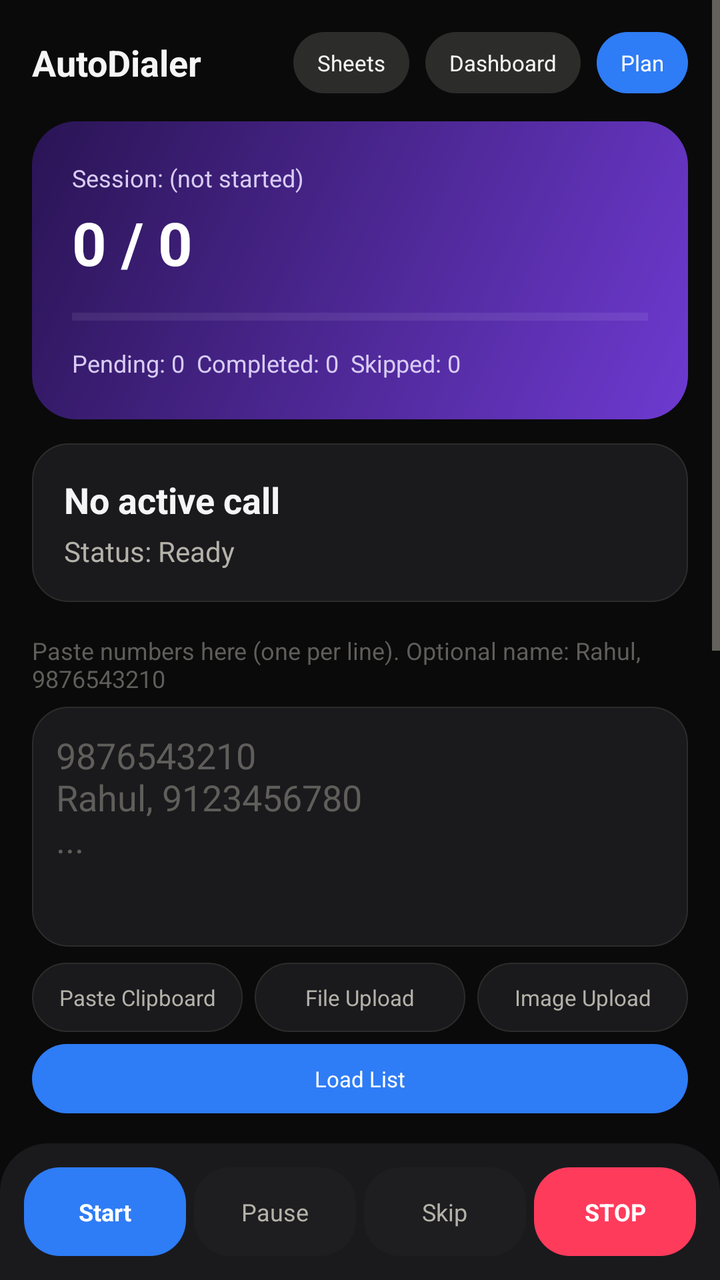
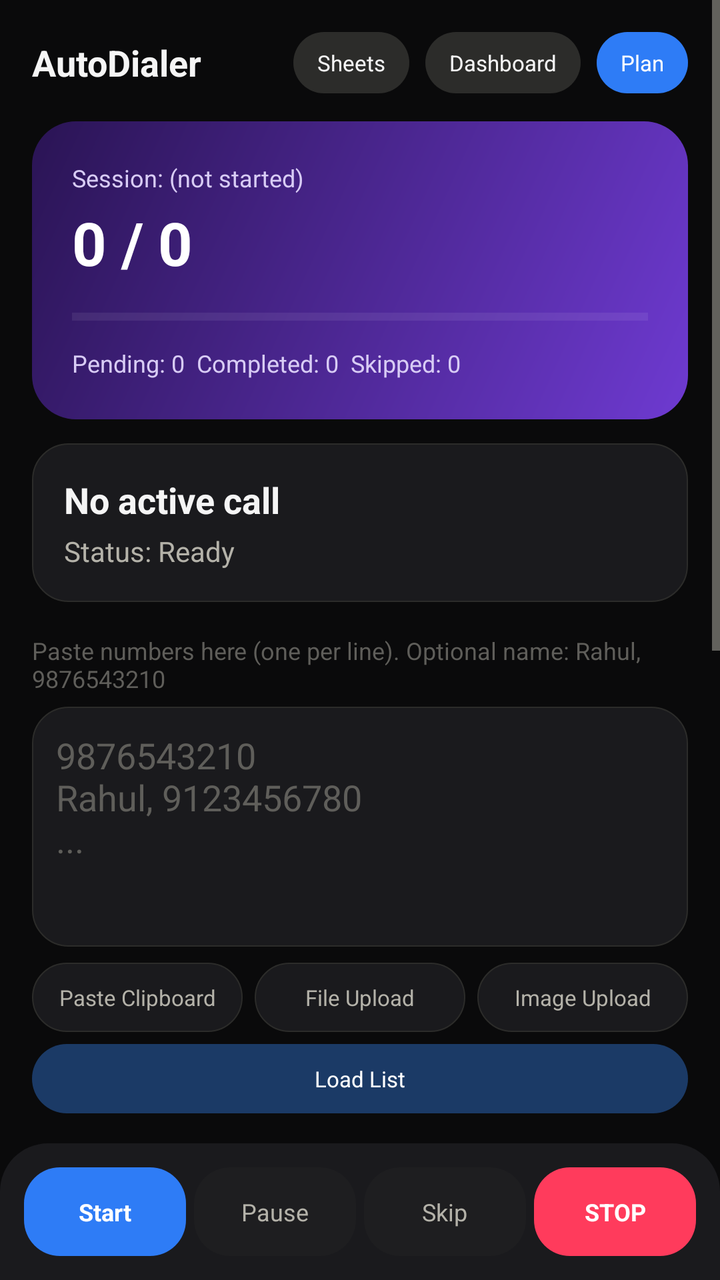

An Android layout rendered at two revisions. The XML below is the earlier revision; the diff shows what the commit changed to produce the second picture.
<!-- AndroidManifest.xml: application theme Theme.AutoDialer -->
<!-- res/layout/activity_main.xml -->
<?xml version="1.0" encoding="utf-8"?>
<FrameLayout xmlns:android="http://schemas.android.com/apk/res/android"
    android:layout_width="match_parent"
    android:layout_height="match_parent"
    android:background="@color/bg_dark">

    <ScrollView
        android:layout_width="match_parent"
        android:layout_height="match_parent"
        android:paddingBottom="86dp"
        android:clipToPadding="false">

        <LinearLayout
            android:layout_width="match_parent"
            android:layout_height="wrap_content"
            android:orientation="vertical"
            android:padding="16dp">

            
            <LinearLayout
                android:layout_width="match_parent"
                android:layout_height="wrap_content"
                android:orientation="horizontal"
                android:gravity="center_vertical">

                <TextView
                    android:layout_width="0dp"
                    android:layout_weight="1"
                    android:layout_height="wrap_content"
                    android:text="AutoDialer"
                    android:textStyle="bold"
                    android:textColor="@color/text_primary_dark"
                    android:textSize="18sp"/>

                <TextView
                    android:id="@+id/btnSheets"
                    android:layout_width="wrap_content"
                    android:layout_height="wrap_content"
                    android:background="@drawable/bg_avatar"
                    android:paddingStart="12dp"
                    android:paddingEnd="12dp"
                    android:paddingTop="8dp"
                    android:paddingBottom="8dp"
                    android:textColor="@color/text_primary_dark"
                    android:textSize="11sp"
                    android:text="Sheets"/>

                <TextView
                    android:id="@+id/btnDashboard"
                    android:layout_width="wrap_content"
                    android:layout_height="wrap_content"
                    android:layout_marginStart="8dp"
                    android:background="@drawable/bg_avatar"
                    android:paddingStart="12dp"
                    android:paddingEnd="12dp"
                    android:paddingTop="8dp"
                    android:paddingBottom="8dp"
                    android:textColor="@color/text_primary_dark"
                    android:textSize="11sp"
                    android:text="Dashboard"/>

                <TextView
                    android:id="@+id/btnSubscription"
                    android:layout_width="wrap_content"
                    android:layout_height="wrap_content"
                    android:layout_marginStart="8dp"
                    android:background="@drawable/bg_pill_resume"
                    android:paddingStart="12dp"
                    android:paddingEnd="12dp"
                    android:paddingTop="8dp"
                    android:paddingBottom="8dp"
                    android:textColor="@color/resume_text"
                    android:textSize="11sp"
                    android:text="Plan"/>
            </LinearLayout>

            
            <LinearLayout
                android:layout_width="match_parent"
                android:layout_height="wrap_content"
                android:orientation="vertical"
                android:background="@drawable/bg_hero_gradient"
                android:padding="20dp"
                android:layout_marginTop="14dp">

                <TextView
                    android:id="@+id/tvSessionName"
                    android:layout_width="wrap_content"
                    android:layout_height="wrap_content"
                    android:textColor="#D8CCF5"
                    android:textSize="12sp"
                    android:text="Session: (not started)"/>

                <TextView
                    android:id="@+id/tvProgress"
                    android:layout_width="wrap_content"
                    android:layout_height="wrap_content"
                    android:layout_marginTop="4dp"
                    android:textColor="#FFFFFF"
                    android:textStyle="bold"
                    android:textSize="30sp"
                    android:text="0 / 0"/>

                <ProgressBar
                    android:id="@+id/progressBar"
                    style="?android:attr/progressBarStyleHorizontal"
                    android:layout_width="match_parent"
                    android:layout_height="6dp"
                    android:layout_marginTop="14dp"
                    android:progressTint="#FFFFFF"
                    android:progressBackgroundTint="#40FFFFFF"
                    android:max="100"
                    android:progress="0"/>

                <TextView
                    android:id="@+id/tvCounts"
                    android:layout_width="wrap_content"
                    android:layout_height="wrap_content"
                    android:layout_marginTop="12dp"
                    android:textColor="#D8CCF5"
                    android:textSize="12sp"
                    android:text="Pending: 0  Completed: 0  Skipped: 0"/>
            </LinearLayout>

            
            <LinearLayout
                android:layout_width="match_parent"
                android:layout_height="wrap_content"
                android:orientation="vertical"
                android:background="@drawable/bg_card"
                android:padding="16dp"
                android:layout_marginTop="12dp">

                <TextView
                    android:id="@+id/tvCurrentLead"
                    android:layout_width="wrap_content"
                    android:layout_height="wrap_content"
                    android:textStyle="bold"
                    android:textColor="@color/text_primary_dark"
                    android:textSize="18sp"
                    android:text="No active call"/>

                <TextView
                    android:id="@+id/tvStatus"
                    android:layout_width="wrap_content"
                    android:layout_height="wrap_content"
                    android:layout_marginTop="4dp"
                    android:textColor="@color/text_secondary_dark"
                    android:text="Status: Ready"/>
            </LinearLayout>

            <TextView
                android:layout_width="wrap_content"
                android:layout_height="wrap_content"
                android:layout_marginTop="16dp"
                android:text="Paste numbers here (one per line). Optional name: Rahul, 9876543210"
                android:textColor="@color/text_muted_dark"
                android:textSize="12sp"/>

            <EditText
                android:id="@+id/etNumbers"
                android:layout_width="match_parent"
                android:layout_height="120dp"
                android:gravity="top|start"
                android:hint="9876543210&#10;Rahul, 9123456780&#10;..."
                android:inputType="textMultiLine"
                android:background="@drawable/bg_card"
                android:textColor="@color/text_primary_dark"
                android:textColorHint="@color/text_muted_dark"
                android:padding="12dp"
                android:layout_marginTop="6dp"/>

            <LinearLayout
                android:layout_width="match_parent"
                android:layout_height="wrap_content"
                android:orientation="horizontal"
                android:layout_marginTop="8dp">

                <TextView
                    android:id="@+id/btnPasteClipboard"
                    android:layout_width="0dp"
                    android:layout_weight="1"
                    android:layout_height="wrap_content"
                    android:background="@drawable/bg_card"
                    android:gravity="center"
                    android:padding="10dp"
                    android:textColor="@color/text_secondary_dark"
                    android:textSize="11sp"
                    android:text="Paste Clipboard"/>

                <TextView
                    android:id="@+id/btnImportFile"
                    android:layout_width="0dp"
                    android:layout_weight="1"
                    android:layout_height="wrap_content"
                    android:layout_marginStart="6dp"
                    android:background="@drawable/bg_card"
                    android:gravity="center"
                    android:padding="10dp"
                    android:textColor="@color/text_secondary_dark"
                    android:textSize="11sp"
                    android:text="File Upload"/>

                <TextView
                    android:id="@+id/btnImportImage"
                    android:layout_width="0dp"
                    android:layout_weight="1"
                    android:layout_height="wrap_content"
                    android:layout_marginStart="6dp"
                    android:background="@drawable/bg_card"
                    android:gravity="center"
                    android:padding="10dp"
                    android:textColor="@color/text_secondary_dark"
                    android:textSize="11sp"
                    android:text="Image Upload"/>
            </LinearLayout>

            <TextView
                android:id="@+id/btnLoadList"
                android:layout_width="match_parent"
                android:layout_height="wrap_content"
                android:layout_marginTop="6dp"
                android:background="@drawable/bg_pill_resume"
                android:gravity="center"
                android:padding="10dp"
                android:textColor="@color/resume_text"
                android:textSize="11sp"
                android:text="Load List"/>

            <TextView
                android:id="@+id/tvDuplicateInfo"
                android:layout_width="wrap_content"
                android:layout_height="wrap_content"
                android:layout_marginTop="6dp"
                android:textColor="@color/no_bg"
                android:textSize="11sp"
                android:text=""/>

            <LinearLayout
                android:layout_width="match_parent"
                android:layout_height="wrap_content"
                android:orientation="horizontal"
                android:layout_marginTop="14dp"
                android:gravity="center_vertical">

                <TextView
                    android:layout_width="0dp"
                    android:layout_weight="1"
                    android:layout_height="wrap_content"
                    android:textColor="@color/text_secondary_dark"
                    android:textSize="12sp"
                    android:text="Batch target (number of calls; 0 = all):"/>

                <EditText
                    android:id="@+id/etBatchTarget"
                    android:layout_width="70dp"
                    android:layout_height="wrap_content"
                    android:inputType="number"
                    android:hint="0"
                    android:textColor="@color/text_primary_dark"
                    android:textColorHint="@color/text_muted_dark"
                    android:background="@drawable/bg_card"
                    android:padding="8dp"
                    android:gravity="center"/>
            </LinearLayout>

            <CheckBox
                android:id="@+id/cbConsent"
                android:layout_width="match_parent"
                android:layout_height="wrap_content"
                android:layout_marginTop="10dp"
                android:textColor="@color/text_secondary_dark"
                android:text="These are all consenting/authorized contacts"
                android:textSize="12sp"/>

            <TextView
                android:id="@+id/btnManageOutcomes"
                android:layout_width="wrap_content"
                android:layout_height="wrap_content"
                android:layout_marginTop="10dp"
                android:background="@drawable/bg_card"
                android:paddingStart="12dp"
                android:paddingEnd="12dp"
                android:paddingTop="8dp"
                android:paddingBottom="8dp"
                android:textColor="@color/text_secondary_dark"
                android:textSize="11sp"
                android:text="+ Custom Call Option"/>

            <TextView
                android:id="@+id/tvResumeBanner"
                android:layout_width="match_parent"
                android:layout_height="wrap_content"
                android:layout_marginTop="10dp"
                android:padding="10dp"
                android:background="@drawable/bg_pill_info"
                android:textColor="@color/info_text"
                android:visibility="gone"
                android:text="Previous session found - tap to resume"/>

            <TextView
                android:layout_width="wrap_content"
                android:layout_height="wrap_content"
                android:layout_marginTop="16dp"
                android:text="Numbers"
                android:textColor="@color/text_primary_dark"
                android:textStyle="bold"
                android:textSize="14sp"/>

            <androidx.recyclerview.widget.RecyclerView
                android:id="@+id/rvNumbers"
                android:layout_width="match_parent"
                android:layout_height="300dp"
                android:layout_marginTop="8dp"/>

        </LinearLayout>
    </ScrollView>

    
    <LinearLayout
        android:layout_width="match_parent"
        android:layout_height="wrap_content"
        android:layout_gravity="bottom"
        android:orientation="horizontal"
        android:background="@drawable/bg_dock"
        android:padding="12dp"
        android:gravity="center">

        <TextView
            android:id="@+id/btnStart"
            android:layout_width="0dp"
            android:layout_weight="1"
            android:layout_height="wrap_content"
            android:layout_marginEnd="4dp"
            android:background="@drawable/bg_dock_icon_resume"
            android:gravity="center"
            android:padding="14dp"
            android:textColor="@color/resume_text"
            android:textSize="12sp"
            android:textStyle="bold"
            android:text="Start"/>

        <TextView
            android:id="@+id/btnPause"
            android:layout_width="0dp"
            android:layout_weight="1"
            android:layout_height="wrap_content"
            android:layout_marginEnd="4dp"
            android:background="@drawable/bg_dock_icon"
            android:gravity="center"
            android:padding="14dp"
            android:textColor="@color/text_secondary_dark"
            android:textSize="12sp"
            android:text="Pause"/>

        <TextView
            android:id="@+id/btnSkip"
            android:layout_width="0dp"
            android:layout_weight="1"
            android:layout_height="wrap_content"
            android:layout_marginEnd="4dp"
            android:background="@drawable/bg_dock_icon"
            android:gravity="center"
            android:padding="14dp"
            android:textColor="@color/text_secondary_dark"
            android:textSize="12sp"
            android:text="Skip"/>

        <TextView
            android:id="@+id/btnStop"
            android:layout_width="0dp"
            android:layout_weight="1"
            android:layout_height="wrap_content"
            android:background="@drawable/bg_dock_icon_no"
            android:gravity="center"
            android:padding="14dp"
            android:textColor="@color/no_text"
            android:textSize="12sp"
            android:textStyle="bold"
            android:text="STOP"/>
    </LinearLayout>

    
    <LinearLayout
        android:id="@+id/overlayOutcome"
        android:layout_width="match_parent"
        android:layout_height="match_parent"
        android:orientation="vertical"
        android:gravity="center"
        android:visibility="gone"
        android:padding="20dp"
        android:background="#0A0A0B">

        <TextView
            android:layout_width="wrap_content"
            android:layout_height="wrap_content"
            android:layout_marginBottom="16dp"
            android:text="Call ended — choose an option"
            android:textColor="@color/text_muted_dark"
            android:textSize="13sp"/>

        <LinearLayout
            android:id="@+id/outcomeButtonsContainer"
            android:layout_width="match_parent"
            android:layout_height="0dp"
            android:layout_weight="1"
            android:orientation="vertical"/>
    </LinearLayout>

    
    <TextView
        android:id="@+id/btnFloatingStop"
        android:layout_width="wrap_content"
        android:layout_height="wrap_content"
        android:layout_gravity="top|end"
        android:layout_margin="16dp"
        android:background="@drawable/bg_pill_no"
        android:paddingStart="18dp"
        android:paddingEnd="18dp"
        android:paddingTop="9dp"
        android:paddingBottom="9dp"
        android:textColor="@color/no_text"
        android:textSize="12sp"
        android:textStyle="bold"
        android:elevation="10dp"
        android:visibility="gone"
        android:text="⏹ Stop"/>

</FrameLayout>
<!-- resources referenced by this layout -->
<resources>
  <color name="bg_dark">#0A0A0B</color>
  <color name="info_text">#412402</color>
  <color name="no_bg">#FF3B5C</color>
  <color name="no_text">#FFFFFF</color>
  <color name="resume_text">#FFFFFF</color>
  <color name="text_muted_dark">#5F5E5A</color>
  <color name="text_primary_dark">#F5F5F5</color>
  <color name="text_secondary_dark">#B4B2A9</color>
  <!-- drawable bg_avatar (drawable) -->
  <?xml version="1.0" encoding="utf-8"?>
  <shape xmlns:android="http://schemas.android.com/apk/res/android">
      <solid android:color="@color/border_dark"/>
      <corners android:radius="24dp"/>
  </shape>
  <!-- drawable bg_card (drawable) -->
  <?xml version="1.0" encoding="utf-8"?>
  <shape xmlns:android="http://schemas.android.com/apk/res/android">
      <solid android:color="@color/surface_dark"/>
      <corners android:radius="18dp"/>
      <stroke android:width="0.5dp" android:color="@color/border_dark"/>
  </shape>
  <!-- drawable bg_dock_icon (drawable) -->
  <?xml version="1.0" encoding="utf-8"?>
  <shape xmlns:android="http://schemas.android.com/apk/res/android">
      <solid android:color="@color/surface_dark_2"/>
      <corners android:radius="18dp"/>
  </shape>
  <!-- drawable bg_dock_icon_no (drawable) -->
  <?xml version="1.0" encoding="utf-8"?>
  <shape xmlns:android="http://schemas.android.com/apk/res/android">
      <solid android:color="@color/no_bg"/>
      <corners android:radius="18dp"/>
  </shape>
  <!-- drawable bg_dock_icon_resume (drawable) -->
  <?xml version="1.0" encoding="utf-8"?>
  <shape xmlns:android="http://schemas.android.com/apk/res/android">
      <solid android:color="@color/resume_bg"/>
      <corners android:radius="18dp"/>
  </shape>
  <!-- drawable bg_hero_gradient (drawable) -->
  <?xml version="1.0" encoding="utf-8"?>
  <shape xmlns:android="http://schemas.android.com/apk/res/android">
      <gradient
          android:startColor="@color/gradient_top"
          android:endColor="@color/gradient_bottom"
          android:angle="135"/>
      <corners android:radius="22dp"/>
  </shape>
  <!-- drawable bg_pill_info (drawable) -->
  <?xml version="1.0" encoding="utf-8"?>
  <shape xmlns:android="http://schemas.android.com/apk/res/android">
      <solid android:color="@color/info_bg"/>
      <corners android:radius="20dp"/>
  </shape>
  <!-- drawable bg_pill_no (drawable) -->
  <?xml version="1.0" encoding="utf-8"?>
  <shape xmlns:android="http://schemas.android.com/apk/res/android">
      <solid android:color="@color/no_bg"/>
      <corners android:radius="20dp"/>
  </shape>
  <!-- drawable bg_pill_resume (drawable) -->
  <?xml version="1.0" encoding="utf-8"?>
  <shape xmlns:android="http://schemas.android.com/apk/res/android">
      <solid android:color="@color/resume_bg"/>
      <corners android:radius="20dp"/>
  </shape>
  <color name="border_dark">#2C2C2A</color>
  <color name="surface_dark">#1A1A1D</color>
  <color name="dock_bg">#1A1A1D</color>
  <color name="surface_dark_2">#1E1E20</color>
  <color name="resume_bg">#2E7CF6</color>
  <color name="gradient_top">#6E3AD1</color>
  <color name="gradient_bottom">#2A1454</color>
  <color name="info_bg">#FFB020</color>
  <!-- unchanged entries left out for length: 2 -->
</resources>

<!-- the commit's change to res/layout/activity_main.xml (unified diff, before → after) -->
@@ -220,12 +220,25 @@
                 android:layout_width="match_parent"
                 android:layout_height="wrap_content"
                 android:layout_marginTop="6dp"
-                android:background="@drawable/bg_pill_resume"
+                android:background="@drawable/bg_pill_load_idle"
                 android:gravity="center"
                 android:padding="10dp"
                 android:textColor="@color/resume_text"
                 android:textSize="11sp"
                 android:text="Load List"/>
+
+            <TextView
+                android:id="@+id/btnRemoveList"
+                android:layout_width="match_parent"
+                android:layout_height="wrap_content"
+                android:layout_marginTop="6dp"
+                android:background="@drawable/bg_pill_remove_list"
+                android:gravity="center"
+                android:padding="10dp"
+                android:textColor="@color/no_bg"
+                android:textSize="11sp"
+                android:visibility="gone"
+                android:text="Remove Current List"/>
 
             <TextView
                 android:id="@+id/tvDuplicateInfo"
<!-- resource entries referenced after the edit -->
@@ -54,10 +54,23 @@
       <solid android:color="@color/info_bg"/>
       <corners android:radius="20dp"/>
   </shape>
+  <!-- drawable bg_pill_load_idle (drawable) -->
+  <?xml version="1.0" encoding="utf-8"?>
+  <shape xmlns:android="http://schemas.android.com/apk/res/android">
+      <solid android:color="@color/load_bg_idle"/>
+      <corners android:radius="20dp"/>
+  </shape>
   <!-- drawable bg_pill_no (drawable) -->
   <?xml version="1.0" encoding="utf-8"?>
   <shape xmlns:android="http://schemas.android.com/apk/res/android">
       <solid android:color="@color/no_bg"/>
+      <corners android:radius="20dp"/>
+  </shape>
+  <!-- drawable bg_pill_remove_list (drawable) -->
+  <?xml version="1.0" encoding="utf-8"?>
+  <shape xmlns:android="http://schemas.android.com/apk/res/android">
+      <solid android:color="@color/surface_dark_2"/>
+      <stroke android:width="1dp" android:color="@color/no_bg"/>
       <corners android:radius="20dp"/>
   </shape>
   <!-- drawable bg_pill_resume (drawable) -->
@@ -74,6 +87,7 @@
   <color name="gradient_top">#6E3AD1</color>
   <color name="gradient_bottom">#2A1454</color>
   <color name="info_bg">#FFB020</color>
+  <color name="load_bg_idle">#1B3A66</color>
   <!-- unchanged entries left out for length: 2 -->
 </resources>
 
